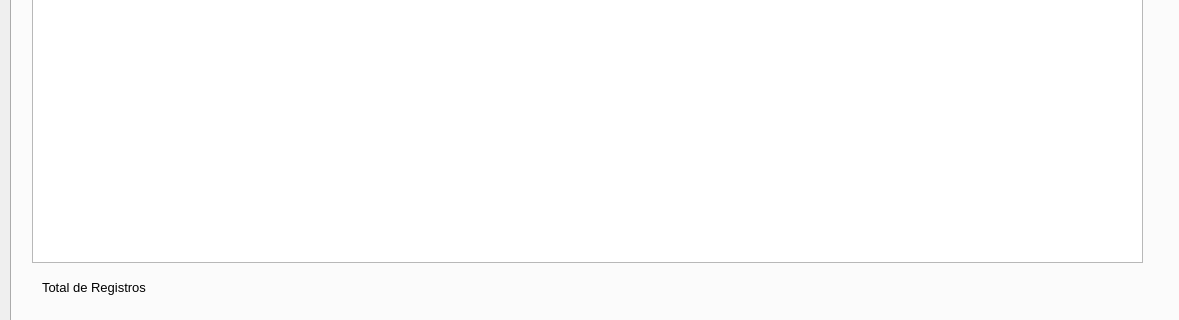
MariaZBP/projeto_Qt, file projeto_EE_2022_1/telaprincipal.ui: the form before one commit; both pictures show x 0 to 1179 and y 375 to 695 of the 1179 by 695 pixel window.
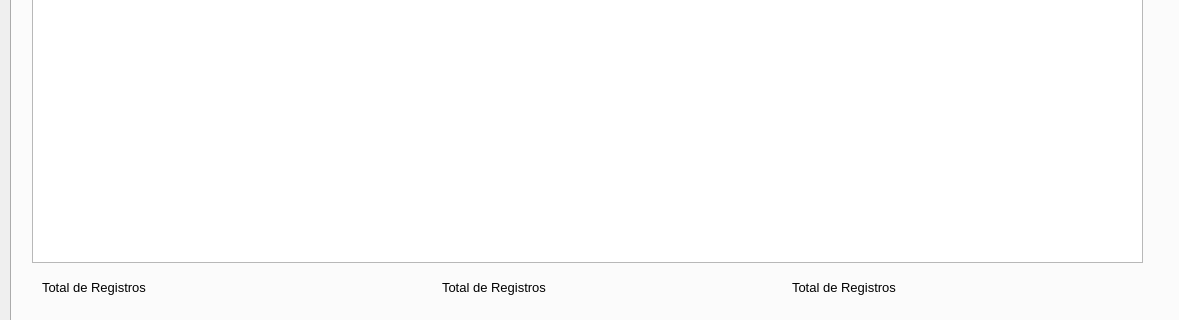
The form after the commit. Icons and pictures are not drawn.

Commit message: Soma de salários e maior salário

```diff
--- a/projeto_EE_2022_1/telaprincipal.ui
+++ b/projeto_EE_2022_1/telaprincipal.ui
@@ -128,7 +128,7 @@
       <rect>
        <x>30</x>
        <y>610</y>
-       <width>441</width>
+       <width>371</width>
        <height>31</height>
       </rect>
      </property>
@@ -198,6 +198,42 @@
       </property>
      </widget>
     </widget>
+    <widget class="QLabel" name="lblMaiorSalario">
+     <property name="geometry">
+      <rect>
+       <x>430</x>
+       <y>610</y>
+       <width>371</width>
+       <height>31</height>
+      </rect>
+     </property>
+     <property name="font">
+      <font>
+       <pointsize>10</pointsize>
+      </font>
+     </property>
+     <property name="text">
+      <string>Total de Registros</string>
+     </property>
+    </widget>
+    <widget class="QLabel" name="lblTotalRegistros_2">
+     <property name="geometry">
+      <rect>
+       <x>780</x>
+       <y>610</y>
+       <width>371</width>
+       <height>31</height>
+      </rect>
+     </property>
+     <property name="font">
+      <font>
+       <pointsize>10</pointsize>
+      </font>
+     </property>
+     <property name="text">
+      <string>Total de Registros</string>
+     </property>
+    </widget>
    </widget>
    <widget class="QWidget" name="tab_2">
     <attribute name="title">
```
Left out of the diff: 2 changed lines with no effect on the pictures. The commit also changes 2 other files.
